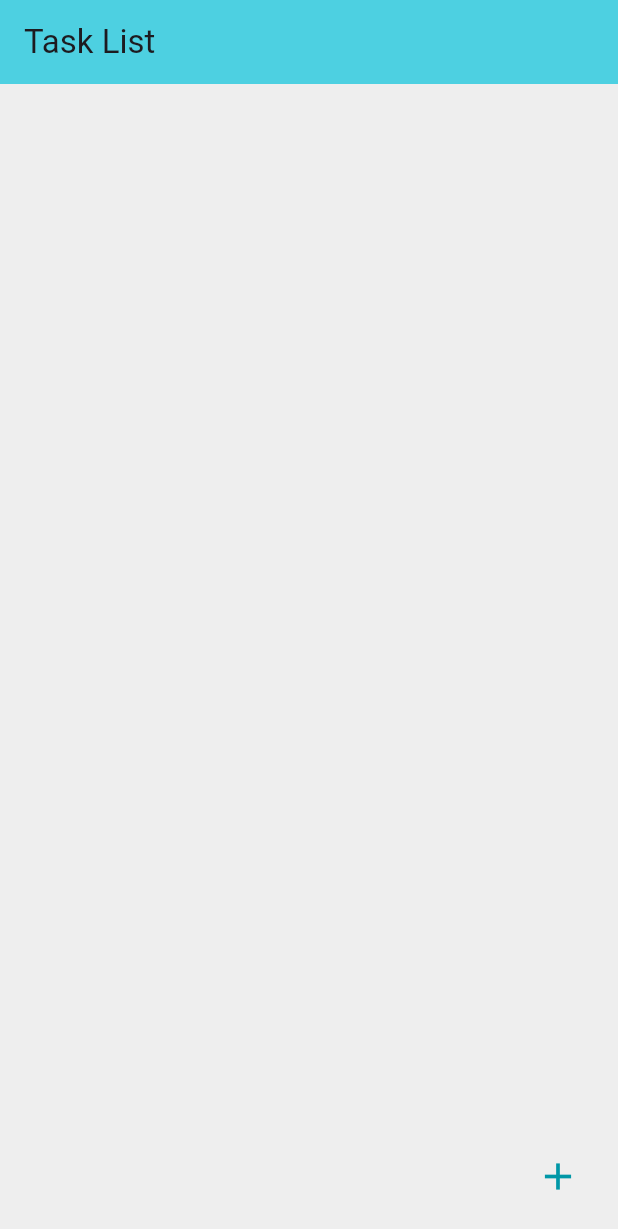
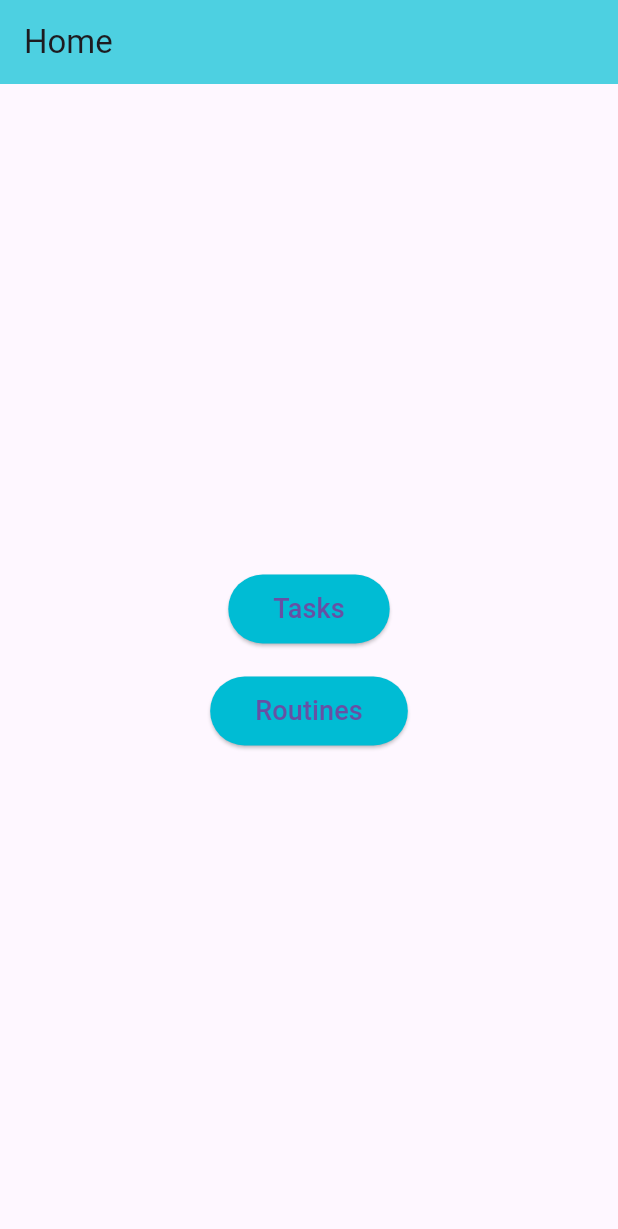
Before and after one commit to rSanches35/ES.24-DDM_PlaninMe, a Flutter app: the screen it shows after launch, on a phone screen of 412 x 824 dp. Shown: the top 1229 px of the screen. Run offline on Flutter 3.47's test engine with Material 3 defaults, Android fonts, the phone set to English and light mode, and no system bars; our stand-ins replace sqflite; accounts and stored records are empty.

```diff
--- a/planin_me/lib/app/app.dart
+++ b/planin_me/lib/app/app.dart
@@ -1,7 +1,9 @@
 import 'package:flutter/material.dart';
+
 import 'package:planin_me/app/widget/routes.dart';
 import 'package:planin_me/app/domain/dto/task_dto.dart';
 
+import 'package:planin_me/app/widget/home.dart';
 import 'package:planin_me/app/widget/task_list.dart';
 import 'package:planin_me/app/widget/task_form.dart';
 import 'package:planin_me/app/widget/task_details.dart';
@@ -36,7 +38,8 @@ class MyApp extends StatelessWidget {
         return null;
       },
       routes: {
-        Routes.home : (context) => TaskList(),
+        Routes.home : (context) => Home(),
+        Routes.taskList : (context) => TaskList(),
         Routes.taskForm : (context) => TaskForm(),
         Routes.taskUpdateForm : (context) => TaskUpdateForm(),
         Routes.taskDetails : (context) => TaskDetails()
--- a/planin_me/lib/app/database/sqlite/connection.dart
+++ b/planin_me/lib/app/database/sqlite/connection.dart
@@ -18,7 +18,6 @@ class Connection {
 
       _db = await openDatabase(path, version: 1, onCreate: (db, version) {
         tableCreate.forEach(db.execute);
-        tableInsert.forEach(db.execute);
       });
       conexaoCriada = true;
     }
--- /dev/null
+++ b/planin_me/lib/app/widget/home.dart
@@ -0,0 +1,62 @@
+import 'package:flutter/material.dart';
+import 'package:planin_me/app/widget/routine_list.dart';
+import 'package:planin_me/app/widget/task_list.dart';
+
+class Home extends StatelessWidget {
+  const Home({Key? key}) : super(key: key);
+
+  @override
+  Widget build(BuildContext context) {
+    return Scaffold(
+      appBar: AppBar(
+        title: const Text('Home'),
+        backgroundColor: Colors.cyan[300],
+      ),
+      body: Center(
+        child: Column(
+          mainAxisAlignment: MainAxisAlignment.center,
+          children: [
+            // First Button: "Routines"
+            ElevatedButton(
+              onPressed: () {
+                // Action when "Routines" is pressed
+                Navigator.push(
+                  context,
+                  MaterialPageRoute(builder: (context) => const TaskList()),
+                );
+              },
+              style: ElevatedButton.styleFrom(
+                backgroundColor: Colors.cyan, // Background color
+                padding: const EdgeInsets.symmetric(horizontal: 30, vertical: 10),
+              ),
+              child: const Text(
+                'Tasks',
+                style: TextStyle(fontSize: 18),
+              ),
+            ),
+            const SizedBox(height: 20), // Space between buttons
+
+            // Second Button: "Tasks"
+            ElevatedButton(
+              onPressed: () {
+                // Action when "Tasks" is pressed
+                Navigator.push(
+                  context,
+                  MaterialPageRoute(builder: (context) => const RoutineList()),
+                );
+              },
+              style: ElevatedButton.styleFrom(
+                backgroundColor: Colors.cyan,
+                padding: const EdgeInsets.symmetric(horizontal: 30, vertical: 10),
+              ),
+              child: const Text(
+                'Routines',
+                style: TextStyle(fontSize: 18),
+              ),
+            ),
+          ],
+        ),
+      ),
+    );
+  }
+}
--- a/planin_me/lib/app/widget/routes.dart
+++ b/planin_me/lib/app/widget/routes.dart
@@ -2,6 +2,7 @@
 class Routes {
 
   static const String home = '/';
+  static const String taskList = '/task-list';
   static const String taskForm = '/task-form';
   static const String taskUpdateForm = '/task-update-form';
   static const String taskDetails = '/task-details';
--- a/planin_me/lib/app/widget/task_list.dart
+++ b/planin_me/lib/app/widget/task_list.dart
@@ -2,7 +2,6 @@ import 'package:flutter/material.dart';
 import 'package:planin_me/app/widget/task_form.dart';
 import 'package:planin_me/app/application/ap_task.dart';
 import 'package:planin_me/app/domain/dto/task_dto.dart';
-import 'package:planin_me/app/widget/task_details.dart';
 
 class TaskList extends StatelessWidget {
   const TaskList({Key? key}) : super(key: key);
```
Also changed, not shown: planin_me/lib/app/application/ap_routine.dart (added, +20 -0 lines), planin_me/lib/app/database/script.dart (+12 -0 lines), planin_me/lib/app/domain/dao/dao_routine_impl.dart (added, +79 -0 lines), planin_me/lib/app/domain/dto/routine_dto.dart (added, +19 -0 lines), planin_me/lib/app/domain/interface/idao_routine.dart (added, +10 -0 lines), planin_me/lib/app/domain/routine.dart (added, +38 -0 lines), planin_me/lib/app/widget/routine_form.dart (added, +92 -0 lines), planin_me/lib/app/widget/routine_list.dart (added, +74 -0 lines).
